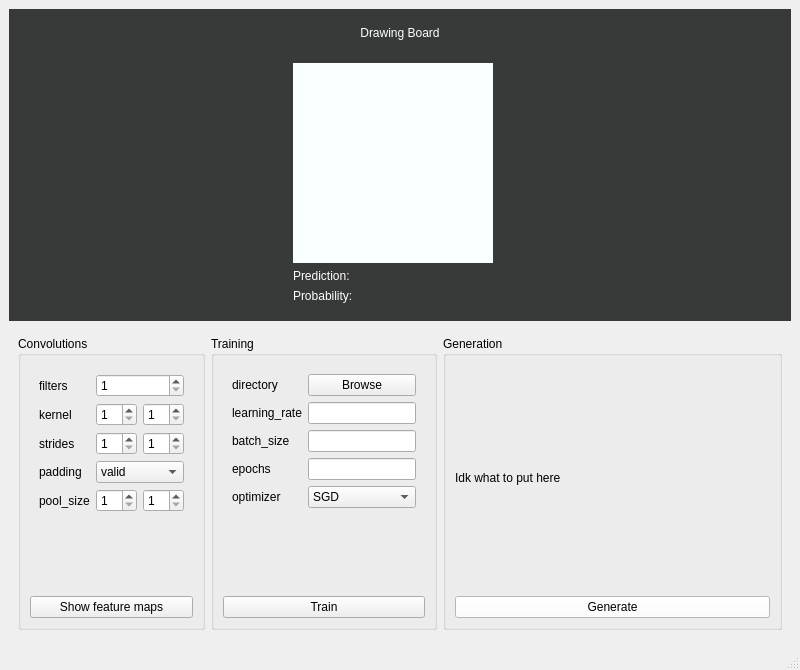
Qt form mainwindow.ui (temujin-lampasa/classifier_GUI) before a commit.
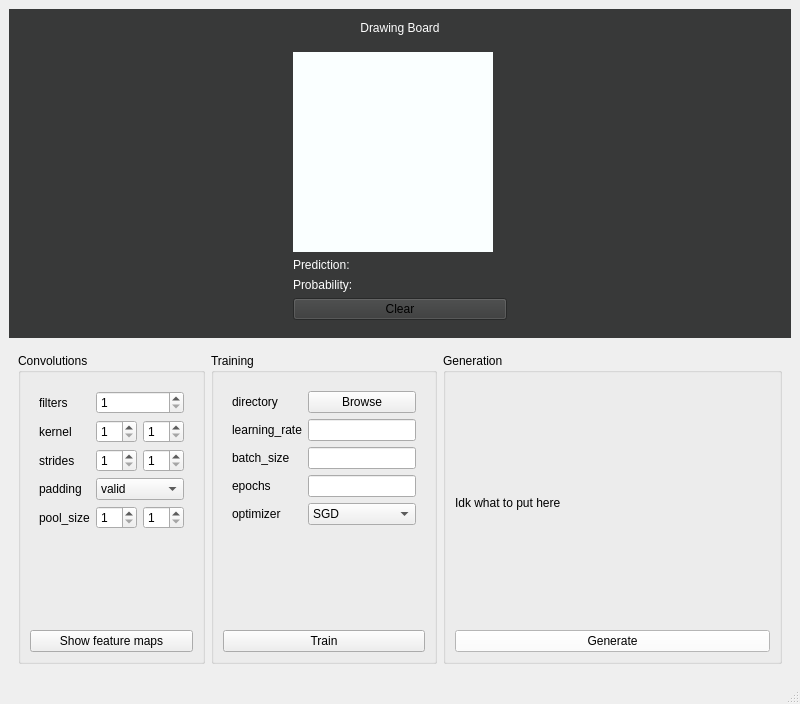
The same form after that commit. Custom widgets are drawn as their Qt base class.

Commit message: Add clear button

What changed in the file:
```diff
--- a/mainwindow.ui
+++ b/mainwindow.ui
@@ -7,7 +7,7 @@
     <x>0</x>
     <y>0</y>
     <width>800</width>
-    <height>670</height>
+    <height>704</height>
    </rect>
   </property>
   <property name="sizePolicy">
@@ -19,13 +19,13 @@
   <property name="minimumSize">
    <size>
     <width>800</width>
-    <height>670</height>
+    <height>704</height>
    </size>
   </property>
   <property name="maximumSize">
    <size>
     <width>800</width>
-    <height>670</height>
+    <height>704</height>
    </size>
   </property>
   <property name="windowTitle">
@@ -522,6 +522,9 @@
           <item>
            <widget class="QWidget" name="widget_3" native="true">
             <layout class="QVBoxLayout" name="verticalLayout_8">
+             <property name="spacing">
+              <number>-1</number>
+             </property>
              <item>
               <widget class="paintWidget" name="label_18">
                <property name="sizePolicy">
@@ -1021,6 +1024,80 @@
                </property>
               </widget>
              </item>
+             <item>
+              <widget class="QPushButton" name="clear_btn">
+               <property name="palette">
+                <palette>
+                 <active>
+                  <colorrole role="Text">
+                   <brush brushstyle="SolidPattern">
+                    <color alpha="255">
+                     <red>0</red>
+                     <green>0</green>
+                     <blue>0</blue>
+                    </color>
+                   </brush>
+                  </colorrole>
+                  <colorrole role="ButtonText">
+                   <brush brushstyle="SolidPattern">
+                    <color alpha="255">
+                     <red>0</red>
+                     <green>0</green>
+                     <blue>0</blue>
+                    </color>
+                   </brush>
+                  </colorrole>
+                 </active>
+                 <inactive>
+                  <colorrole role="Text">
+                   <brush brushstyle="SolidPattern">
+                    <color alpha="255">
+                     <red>0</red>
+                     <green>0</green>
+                     <blue>0</blue>
+                    </color>
+                   </brush>
+                  </colorrole>
+                  <colorrole role="ButtonText">
+                   <brush brushstyle="SolidPattern">
+                    <color alpha="255">
+                     <red>0</red>
+                     <green>0</green>
+                     <blue>0</blue>
+                    </color>
+                   </brush>
+                  </colorrole>
+                 </inactive>
+                 <disabled>
+                  <colorrole role="Text">
+                   <brush brushstyle="SolidPattern">
+                    <color alpha="255">
+                     <red>28</red>
+                     <green>28</green>
+                     <blue>28</blue>
+                    </color>
+                   </brush>
+                  </colorrole>
+                  <colorrole role="ButtonText">
+                   <brush brushstyle="SolidPattern">
+                    <color alpha="255">
+                     <red>28</red>
+                     <green>28</green>
+                     <blue>28</blue>
+                    </color>
+                   </brush>
+                  </colorrole>
+                 </disabled>
+                </palette>
+               </property>
+               <property name="autoFillBackground">
+                <bool>false</bool>
+               </property>
+               <property name="text">
+                <string>Clear</string>
+               </property>
+              </widget>
+             </item>
             </layout>
            </widget>
           </item>
@@ -1028,10 +1105,8 @@
         </widget>
        </item>
        <item>
-        <widget class="QLabel" name="label_6">
-         <property name="text">
-          <string/>
-         </property>
+        <widget class="QWidget" name="widget_4" native="true">
+         <layout class="QVBoxLayout" name="verticalLayout_3"/>
         </widget>
        </item>
       </layout>
```
Left out of the diff: 2 changed lines with no effect on the pictures. The commit also changes 2 other files.
